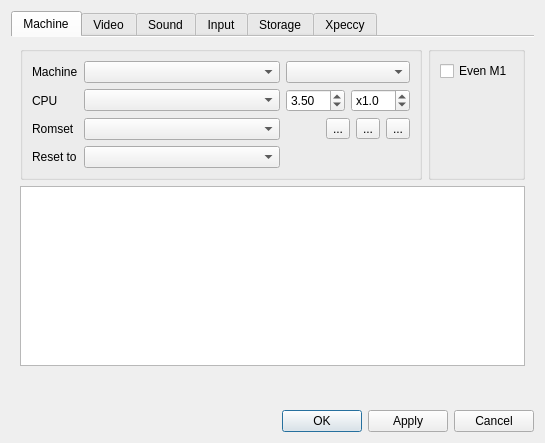
The window that ui/setupwin.ui (samstyle/Xpeccy) describes before a commit, drawn with Qt 5.
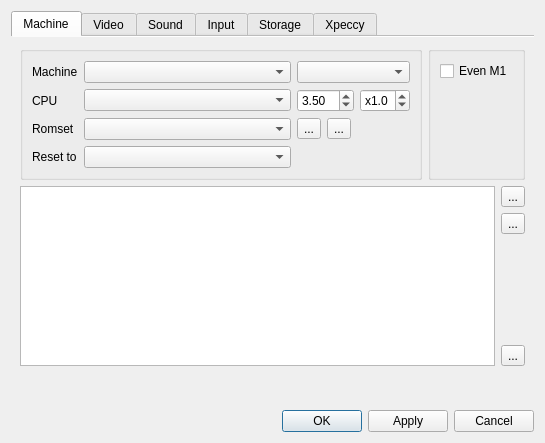
The same window after the commit. Icons and pictures are not drawn. Custom widgets are drawn as their Qt base class.

Diff of the .ui file:
```diff
--- a/ui/setupwin.ui
+++ b/ui/setupwin.ui
@@ -127,6 +127,28 @@
               </item>
               <item row="2" column="2">
                <layout class="QHBoxLayout" name="horizontalLayout_2">
+                <item>
+                 <widget class="QToolButton" name="addrset">
+                  <property name="text">
+                   <string>...</string>
+                  </property>
+                  <property name="icon">
+                   <iconset resource="../xpeccy.qrc">
+                    <normaloff>:/images/add.png</normaloff>:/images/add.png</iconset>
+                  </property>
+                 </widget>
+                </item>
+                <item>
+                 <widget class="QToolButton" name="rmrset">
+                  <property name="text">
+                   <string>...</string>
+                  </property>
+                  <property name="icon">
+                   <iconset resource="../xpeccy.qrc">
+                    <normaloff>:/images/cancel.png</normaloff>:/images/cancel.png</iconset>
+                  </property>
+                 </widget>
+                </item>
                 <item>
                  <spacer name="horizontalSpacer_2">
                   <property name="orientation">
@@ -140,39 +162,6 @@
                   </property>
                  </spacer>
                 </item>
-                <item>
-                 <widget class="QToolButton" name="addrset">
-                  <property name="text">
-                   <string>...</string>
-                  </property>
-                  <property name="icon">
-                   <iconset resource="../xpeccy.qrc">
-                    <normaloff>:/images/add.png</normaloff>:/images/add.png</iconset>
-                  </property>
-                 </widget>
-                </item>
-                <item>
-                 <widget class="QToolButton" name="rsedit">
-                  <property name="text">
-                   <string>...</string>
-                  </property>
-                  <property name="icon">
-                   <iconset resource="../xpeccy.qrc">
-                    <normaloff>:/images/edit.png</normaloff>:/images/edit.png</iconset>
-                  </property>
-                 </widget>
-                </item>
-                <item>
-                 <widget class="QToolButton" name="rmrset">
-                  <property name="text">
-                   <string>...</string>
-                  </property>
-                  <property name="icon">
-                   <iconset resource="../xpeccy.qrc">
-                    <normaloff>:/images/cancel.png</normaloff>:/images/cancel.png</iconset>
-                  </property>
-                 </widget>
-                </item>
                </layout>
               </item>
               <item row="0" column="2">
@@ -312,6 +301,56 @@
              </attribute>
             </widget>
            </item>
+           <item>
+            <layout class="QVBoxLayout" name="verticalLayout_37">
+             <item>
+              <widget class="QToolButton" name="tbAddRom">
+               <property name="text">
+                <string>...</string>
+               </property>
+               <property name="icon">
+                <iconset resource="../xpeccy.qrc">
+                 <normaloff>:/images/add.png</normaloff>:/images/add.png</iconset>
+               </property>
+              </widget>
+             </item>
+             <item>
+              <widget class="QToolButton" name="tbEditRom">
+               <property name="text">
+                <string>...</string>
+               </property>
+               <property name="icon">
+                <iconset resource="../xpeccy.qrc">
+                 <normaloff>:/images/edit.png</normaloff>:/images/edit.png</iconset>
+               </property>
+              </widget>
+             </item>
+             <item>
+              <spacer name="verticalSpacer_13">
+               <property name="orientation">
+                <enum>Qt::Vertical</enum>
+               </property>
+               <property name="sizeHint" stdset="0">
+                <size>
+                 <width>20</width>
+                 <height>40</height>
+                </size>
+               </property>
+              </spacer>
+             </item>
+             <item>
+              <widget class="QToolButton" name="tbDelRom">
+               <property name="text">
+                <string>...</string>
+               </property>
+               <property name="icon">
+                <iconset resource="../xpeccy.qrc">
+                 <normaloff>:/images/cancel.png</normaloff>:/images/cancel.png</iconset>
+               </property>
+              </widget>
+             </item>
+            </layout>
+           </item>
           </layout>
          </item>
          <item>
```
Left out of the diff: 7 changed lines with no effect on the pictures.
